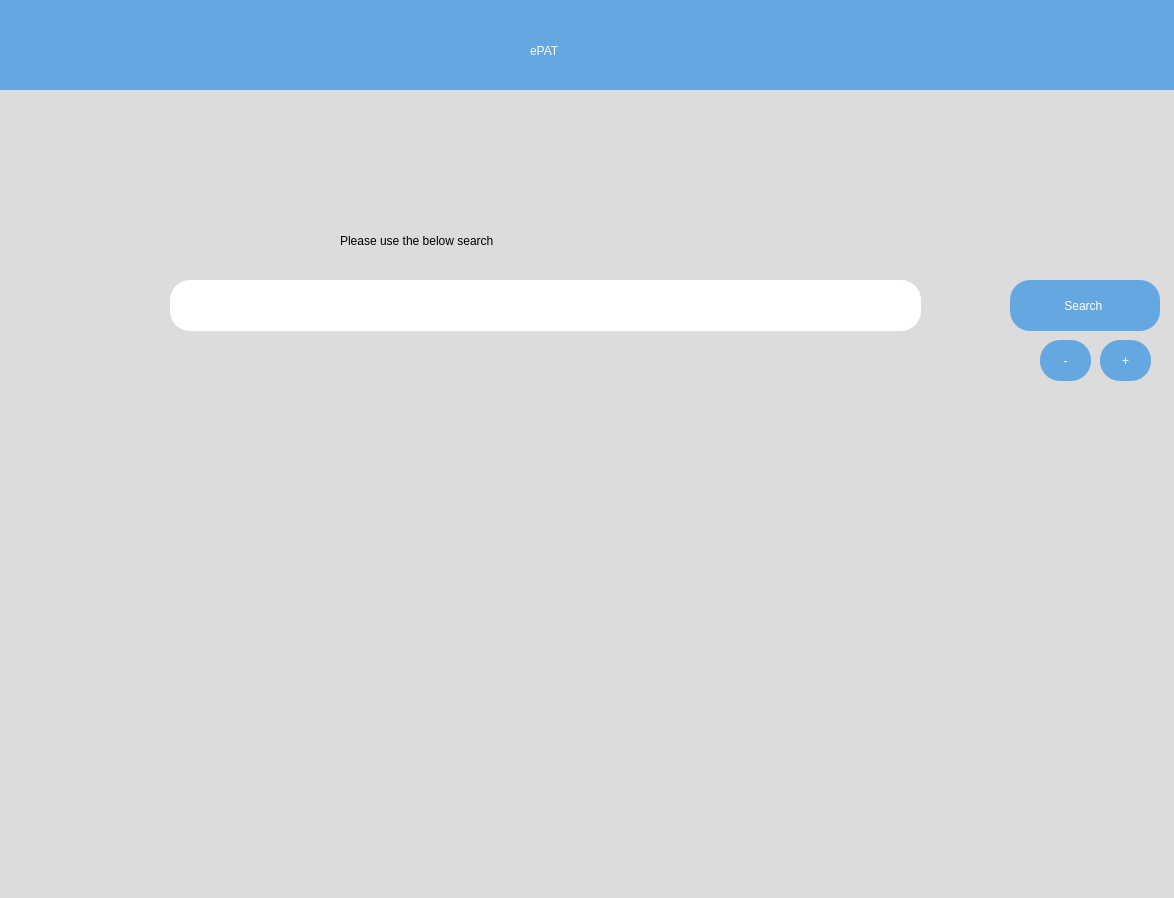
Qt form src/start.ui (eppenney/eBook-Perpetual-Access-Rights-Tracker) before a commit.
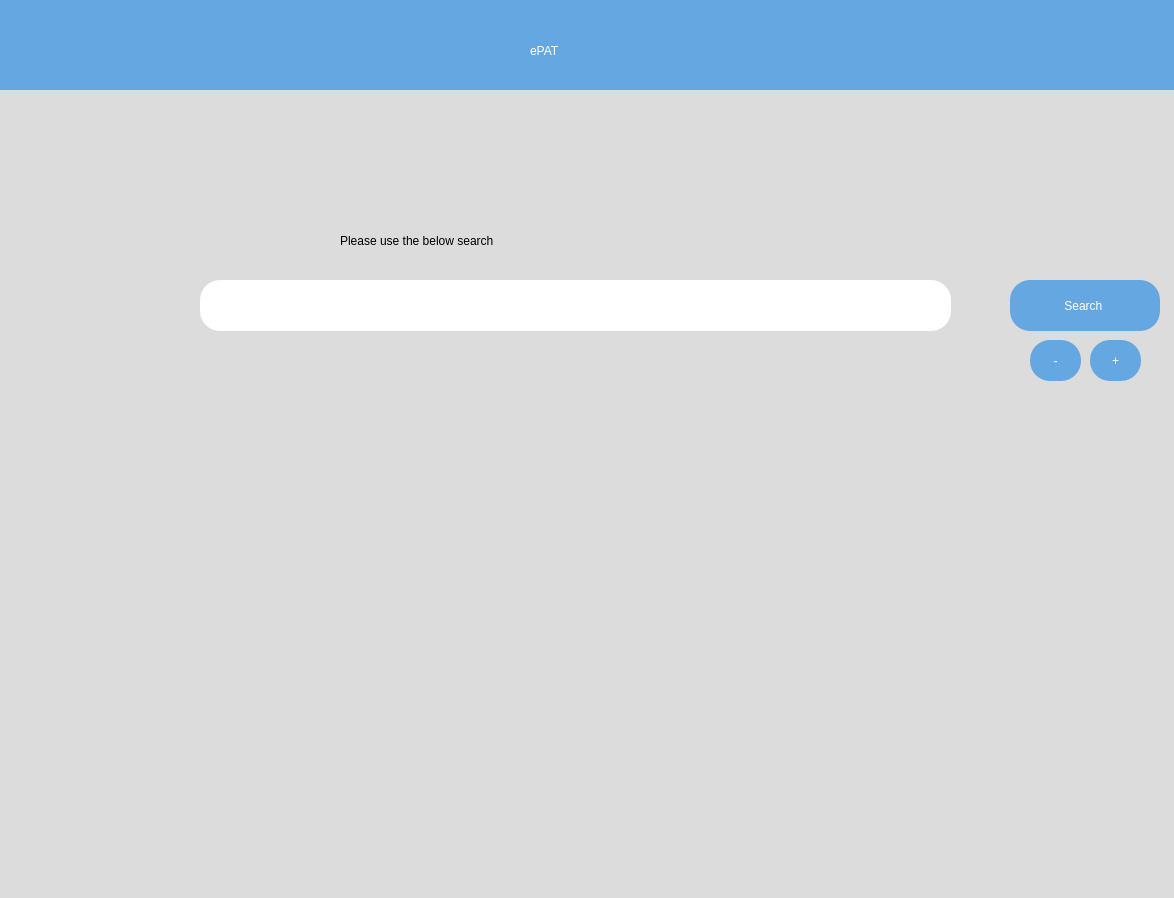
The same form after that commit.

```diff
--- a/src/start.ui
+++ b/src/start.ui
@@ -59,7 +59,7 @@
    <widget class="QTextEdit" name="textEdit">
     <property name="geometry">
      <rect>
-      <x>190</x>
+      <x>220</x>
       <y>280</y>
       <width>751</width>
       <height>51</height>
@@ -109,7 +109,7 @@
    <widget class="QPushButton" name="pushButton">
     <property name="geometry">
      <rect>
-      <x>1120</x>
+      <x>1110</x>
       <y>340</y>
       <width>51</width>
       <height>41</height>
@@ -128,7 +128,7 @@
    <widget class="QPushButton" name="pushButton_2">
     <property name="geometry">
      <rect>
-      <x>1060</x>
+      <x>1050</x>
       <y>340</y>
       <width>51</width>
       <height>41</height>
```
